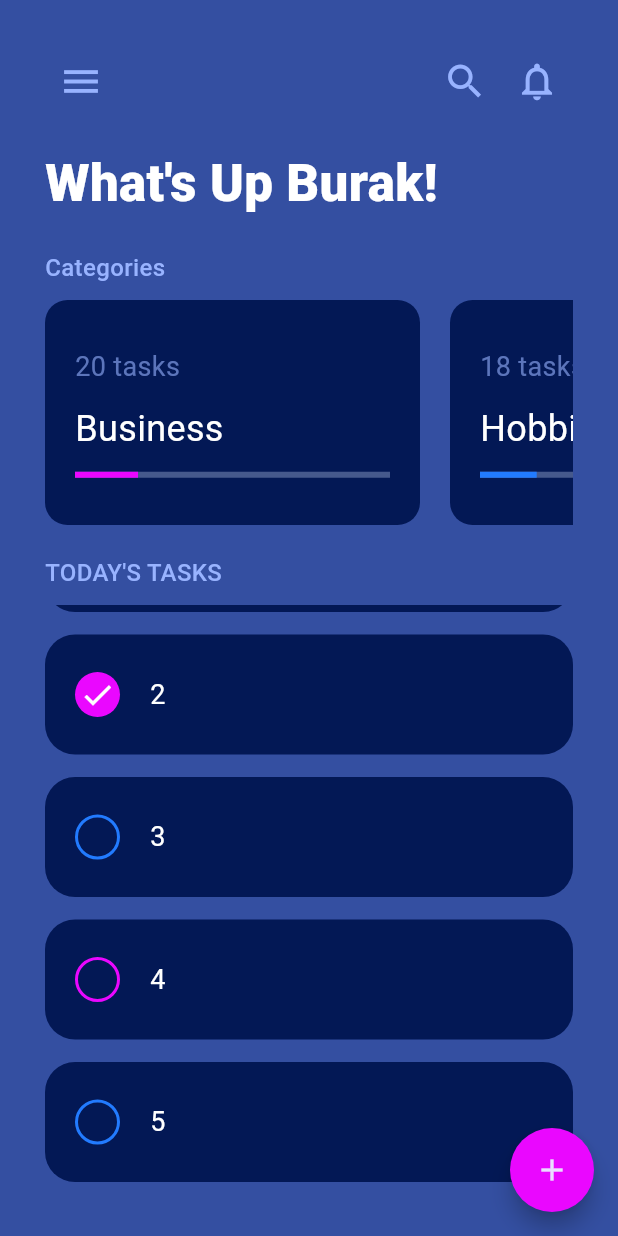
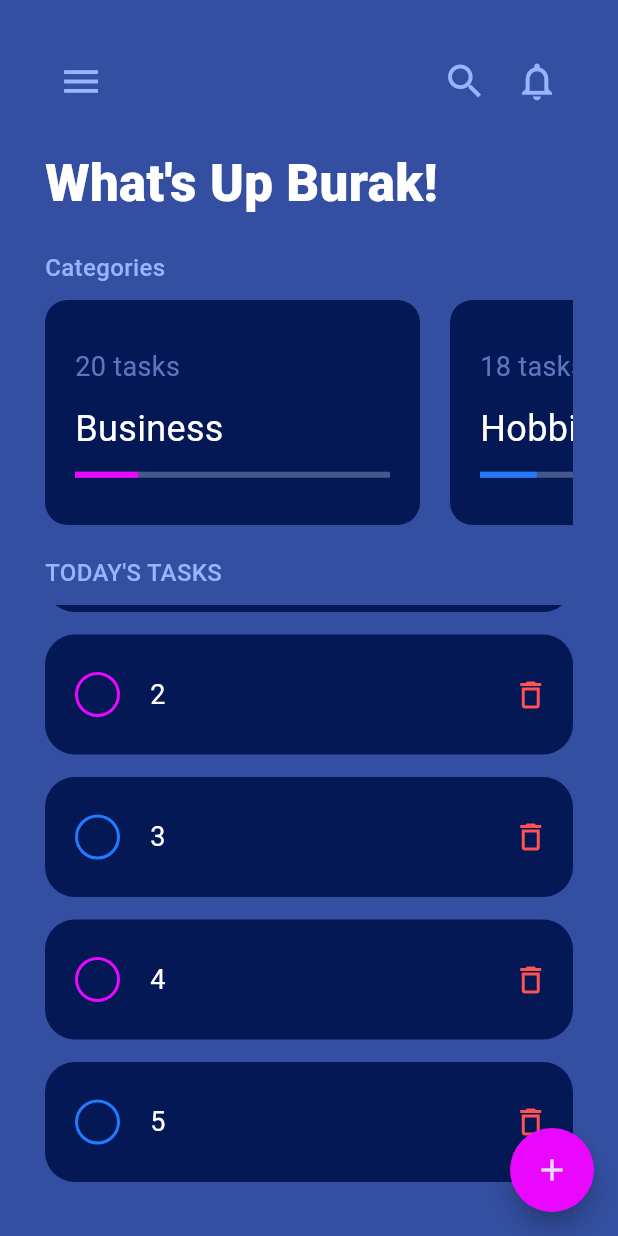
Before and after one commit to burakcevheroglu/Todo-List, a Flutter app: the screen it shows after launch, scrolled down 170 dp, after a tap on the "check" icon, on a phone screen of 412 x 824 dp. Run offline on Flutter 3.47's test engine with Material 2 defaults, Android fonts, the phone set to English and light mode, and no system bars; our stand-ins replace flutter_riverpod, google_fonts.

Commit message:
remove note feature and some riverpod improvments added

```diff
--- a/lib/homepage.dart
+++ b/lib/homepage.dart
@@ -80,11 +80,12 @@ class MyHomePage extends StatelessWidget {
         builder: (context, ref, child){
           final note = ref.watch(noteNotifierProvider);
           return FloatingActionButton(onPressed: (){
-            note.addNote(NoteModel(title: 'New note!', description: 'Yes this is new note with riverpod!'));
+            note.addNote(NoteModel(id: note.notes.length,title: 'New note!   id:${note.notes.length}', description: 'Yes this is new note with riverpod!'));
           },shape: RoundedRectangleBorder(borderRadius: BorderRadius.circular(50)),backgroundColor: MyColors().purple,child: const Icon(Icons.add),);
 
         }
         ),
+
     );
   }
 }
@@ -98,10 +99,15 @@ class NoteCard extends ConsumerWidget {
   @override
   Widget build(BuildContext context, WidgetRef ref) {
     final note = ref.watch(noteNotifierProvider);
+    final myNote = note.notes[index];
 
 
-    return Container(
-      margin: const EdgeInsets.only(bottom: 15),
+    return Padding(
+      padding: const EdgeInsets.only(bottom: 15),
+      child: InkWell(
+        borderRadius: BorderRadius.circular(20),
+        onTap: (){},
+        child: Container(
           height: 80,
           decoration: BoxDecoration(
             borderRadius: BorderRadius.circular(20),
@@ -110,21 +116,29 @@ class NoteCard extends ConsumerWidget {
           child: Row(
             children: [
               InkWell(
-            onTap: () {},
+                onTap: () {
+                  note.changeCompleted(note.notes[index]);
+                },
                 child: Container(
                   margin: const EdgeInsets.symmetric(horizontal: 20),
                   height: 30,
                   width: 30,
                   decoration: BoxDecoration(
                     borderRadius: BorderRadius.circular(100),
-                color: (note.notes[index].completed) ? ((index%2==0) ? MyColors().purple : MyColors().lightBlue) : null,
-                border: (!note.notes[index].completed) ? Border.all(color: (index%2==0) ? MyColors().purple : MyColors().lightBlue,width: 2) : null
+                    color: (myNote.completed) ? ((index%2==0) ? MyColors().purple : MyColors().lightBlue) : null,
+                    border: (!myNote.completed) ? Border.all(color: (index%2==0) ? MyColors().purple : MyColors().lightBlue,width: 2) : null
                   ),
-              child: (note.notes[index].completed) ? const Icon(Icons.check) : null,
+                  child: (myNote.completed) ? const Icon(Icons.check) : null,
                 ),
               ),
-          Expanded(child: Text(note.notes[index].title,style: const TextStyle(color: Colors.white,fontSize: 18),))
+              Expanded(flex: 8, child: Text(myNote.title,style: (myNote.completed) ? const TextStyle(color: Colors.white,fontSize: 18, decoration: TextDecoration.lineThrough,decorationThickness: 2):
+              const TextStyle(color: Colors.white,fontSize: 18))),
+              Expanded(flex: 2, child: IconButton(onPressed: (){
+                note.removeNote(myNote);
+              }, icon: Icon(Icons.delete_outline,color: Colors.redAccent,),))
             ],
+          ),
+        ),
       ),
     );
   }
--- a/lib/notemodel.dart
+++ b/lib/notemodel.dart
@@ -4,21 +4,26 @@ import 'package:flutter_riverpod/flutter_riverpod.dart';
 final noteNotifierProvider =  ChangeNotifierProvider<NoteNotifier>((ref) => NoteNotifier());
 
 class NoteModel{
+  int id;
   String title;
   String description;
   bool completed;
 
-  NoteModel({required this.title,required this.description, this.completed = false});
+  void completeReverse(){
+    completed = !completed;
+  }
+
+  NoteModel({required this.id ,required this.title,required this.description, this.completed = false});
 }
 
 class NoteNotifier extends ChangeNotifier{
   final List<NoteModel> _notes =[
-    NoteModel(title: 'Daily Meeting with Team', description: "same as title"),
-    NoteModel(title: '1', description: "same as title"),
-    NoteModel(title: '2', description: "same as title", completed: true),
-    NoteModel(title: '3', description: "same as title"),
-    NoteModel(title: '4', description: "same as title"),
-    NoteModel(title: '5', description: "same as title"),
+    NoteModel(id: 0 ,title: 'Daily Meeting with Team', description: "same as title"),
+    NoteModel(id: 1 ,title: '1', description: "same as title"),
+    NoteModel(id: 2 ,title: '2', description: "same as title", completed: true),
+    NoteModel(id: 3 ,title: '3', description: "same as title"),
+    NoteModel(id: 4 ,title: '4', description: "same as title"),
+    NoteModel(id: 5 ,title: '5', description: "same as title"),
   ];
 
   List<NoteModel> get notes => _notes;
@@ -26,6 +31,11 @@ class NoteNotifier extends ChangeNotifier{
  void addNote(NoteModel note){
    _notes.add(note);
   notifyListeners();
+ }
+
+ void changeCompleted(NoteModel note){
+   note.completeReverse();
+   notifyListeners();
  }
 
 
```
Lines whose indentation alone changed are shown as unchanged.
